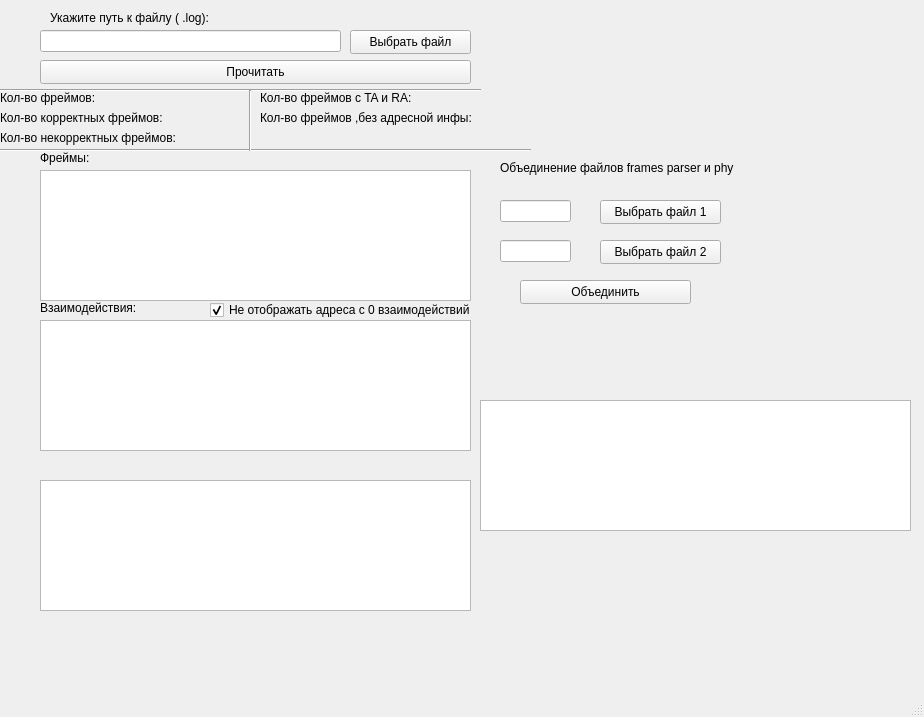
Before: the Qt Designer form mainwindow.ui in Andrew-McCarthy-Zver/frames_reader, drawn with Qt 5.
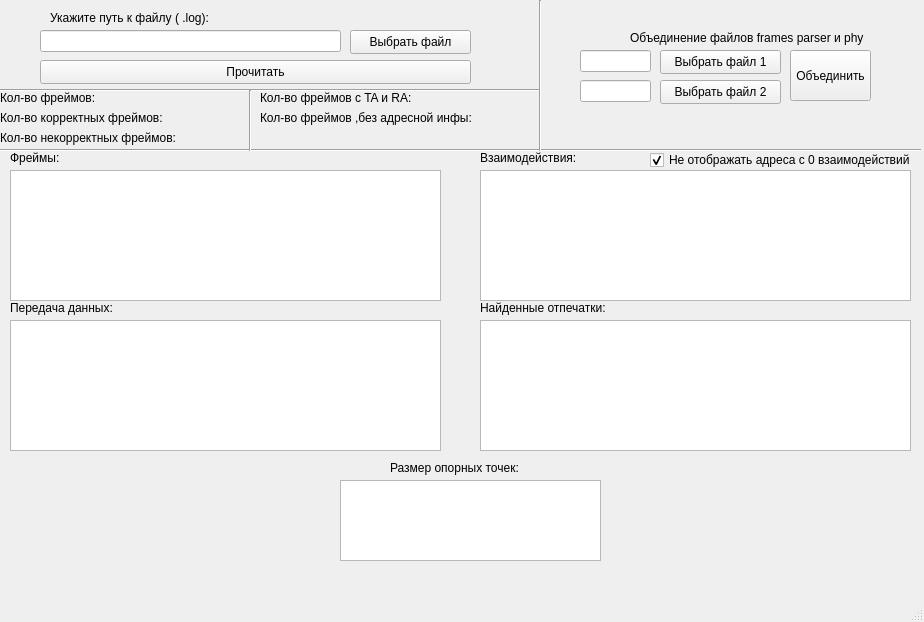
After: the same form once the commit is applied.

What changed in the file:
```diff
--- a/mainwindow.ui
+++ b/mainwindow.ui
@@ -7,7 +7,7 @@
     <x>0</x>
     <y>0</y>
     <width>924</width>
-    <height>717</height>
+    <height>622</height>
    </rect>
   </property>
   <property name="windowTitle">
@@ -147,7 +147,7 @@
    <widget class="QTextBrowser" name="textBrowser">
     <property name="geometry">
      <rect>
-      <x>40</x>
+      <x>10</x>
       <y>170</y>
       <width>431</width>
       <height>131</height>
@@ -157,7 +157,7 @@
    <widget class="QLabel" name="label_8">
     <property name="geometry">
      <rect>
-      <x>40</x>
+      <x>10</x>
       <y>150</y>
       <width>181</width>
       <height>16</height>
@@ -170,8 +170,8 @@
    <widget class="QLabel" name="label_9">
     <property name="geometry">
      <rect>
-      <x>40</x>
-      <y>300</y>
+      <x>480</x>
+      <y>150</y>
       <width>101</width>
       <height>16</height>
      </rect>
@@ -183,8 +183,8 @@
    <widget class="QTextBrowser" name="textBrowser_2">
     <property name="geometry">
      <rect>
-      <x>40</x>
-      <y>320</y>
+      <x>480</x>
+      <y>170</y>
       <width>431</width>
       <height>131</height>
      </rect>
@@ -193,8 +193,8 @@
    <widget class="QCheckBox" name="checkBox">
     <property name="geometry">
      <rect>
-      <x>210</x>
-      <y>300</y>
+      <x>650</x>
+      <y>150</y>
       <width>261</width>
       <height>20</height>
      </rect>
@@ -237,7 +237,7 @@
      <rect>
       <x>410</x>
       <y>90</y>
-      <width>51</width>
+      <width>71</width>
       <height>16</height>
      </rect>
     </property>
@@ -250,7 +250,7 @@
      <rect>
       <x>470</x>
       <y>110</y>
-      <width>49</width>
+      <width>71</width>
       <height>16</height>
      </rect>
     </property>
@@ -263,7 +263,7 @@
      <rect>
       <x>-10</x>
       <y>140</y>
-      <width>541</width>
+      <width>931</width>
       <height>20</height>
      </rect>
     </property>
@@ -276,7 +276,7 @@
      <rect>
       <x>-50</x>
       <y>80</y>
-      <width>531</width>
+      <width>591</width>
       <height>20</height>
      </rect>
     </property>
@@ -300,8 +300,8 @@
    <widget class="QTextBrowser" name="textBrowser_3">
     <property name="geometry">
      <rect>
-      <x>40</x>
-      <y>480</y>
+      <x>10</x>
+      <y>320</y>
       <width>431</width>
       <height>131</height>
      </rect>
@@ -310,8 +310,8 @@
    <widget class="QLabel" name="label_14">
     <property name="geometry">
      <rect>
-      <x>500</x>
-      <y>160</y>
+      <x>630</x>
+      <y>30</y>
       <width>251</width>
       <height>16</height>
      </rect>
@@ -323,8 +323,8 @@
    <widget class="QLineEdit" name="lineEdit_2">
     <property name="geometry">
      <rect>
-      <x>500</x>
-      <y>200</y>
+      <x>580</x>
+      <y>50</y>
       <width>71</width>
       <height>22</height>
      </rect>
@@ -336,8 +336,8 @@
    <widget class="QPushButton" name="pushButton_3">
     <property name="geometry">
      <rect>
-      <x>600</x>
-      <y>200</y>
+      <x>660</x>
+      <y>50</y>
       <width>121</width>
       <height>24</height>
      </rect>
@@ -349,8 +349,8 @@
    <widget class="QLineEdit" name="lineEdit_3">
     <property name="geometry">
      <rect>
-      <x>500</x>
-      <y>240</y>
+      <x>580</x>
+      <y>80</y>
       <width>71</width>
       <height>22</height>
      </rect>
@@ -362,8 +362,8 @@
    <widget class="QPushButton" name="pushButton_4">
     <property name="geometry">
      <rect>
-      <x>600</x>
-      <y>240</y>
+      <x>660</x>
+      <y>80</y>
       <width>121</width>
       <height>24</height>
      </rect>
@@ -375,10 +375,10 @@
    <widget class="QPushButton" name="pushButton_5">
     <property name="geometry">
      <rect>
-      <x>520</x>
-      <y>280</y>
-      <width>171</width>
-      <height>24</height>
+      <x>790</x>
+      <y>50</y>
+      <width>81</width>
+      <height>51</height>
      </rect>
     </property>
     <property name="text">
@@ -389,12 +389,74 @@
     <property name="geometry">
      <rect>
       <x>480</x>
-      <y>400</y>
+      <y>320</y>
       <width>431</width>
       <height>131</height>
      </rect>
     </property>
    </widget>
+   <widget class="Line" name="line_4">
+    <property name="geometry">
+     <rect>
+      <x>530</x>
+      <y>0</y>
+      <width>21</width>
+      <height>151</height>
+     </rect>
+    </property>
+    <property name="orientation">
+     <enum>Qt::Vertical</enum>
+    </property>
+   </widget>
+   <widget class="QLabel" name="label_15">
+    <property name="geometry">
+     <rect>
+      <x>10</x>
+      <y>300</y>
+      <width>181</width>
+      <height>16</height>
+     </rect>
+    </property>
+    <property name="text">
+     <string>Передача данных:</string>
+    </property>
+   </widget>
+   <widget class="QLabel" name="label_16">
+    <property name="geometry">
+     <rect>
+      <x>480</x>
+      <y>300</y>
+      <width>181</width>
+      <height>16</height>
+     </rect>
+    </property>
+    <property name="text">
+     <string>Найденные отпечатки:</string>
+    </property>
+   </widget>
+   <widget class="QTextBrowser" name="textBrowser_5">
+    <property name="geometry">
+     <rect>
+      <x>340</x>
+      <y>480</y>
+      <width>261</width>
+      <height>81</height>
+     </rect>
+    </property>
+   </widget>
+   <widget class="QLabel" name="label_17">
+    <property name="geometry">
+     <rect>
+      <x>390</x>
+      <y>460</y>
+      <width>181</width>
+      <height>16</height>
+     </rect>
+    </property>
+    <property name="text">
+     <string>Размер опорных точек:</string>
+    </property>
+   </widget>
   </widget>
   <widget class="QMenuBar" name="menubar">
    <property name="geometry">
```
